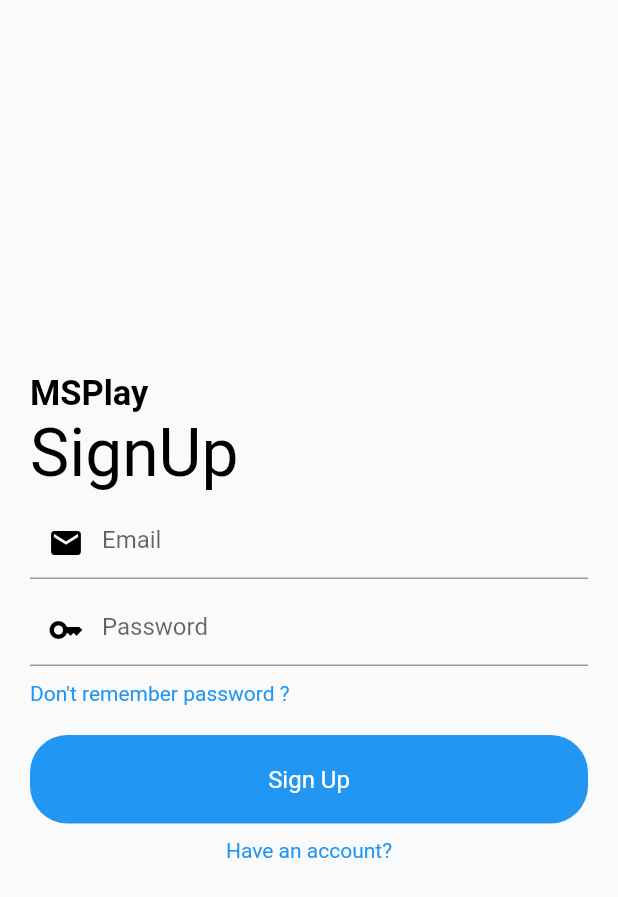
After one commit to cubo142/Online_Music_Player, a Flutter app: the screen it shows after launch, after a tap on "Don't have an account? Create", on a phone screen of 412 x 824 dp. The commit adds this screen. Shown: the top 897 px of the screen. Run offline on Flutter 3.47's test engine with Material 2 defaults, Android fonts, the phone set to English and light mode, and no system bars; our stand-ins replace audioplayers, firebase_auth, firebase_core, fluttertoast; accounts and stored records are empty; network calls fail.

Commit message:
+Sign Up, Authentication

```diff
--- /dev/null
+++ b/lib/Services/AuthenticationService.dart
@@ -0,0 +1,48 @@
+import 'package:firebase_auth/firebase_auth.dart';
+import 'package:flutter/cupertino.dart';
+
+class AuthenticationServices {
+  final FirebaseAuth _auth = FirebaseAuth.instance;
+
+  //Sign In
+  static Future<User?> SignInWithEmailPassword(
+      {required String email,
+      required String password,
+      required BuildContext context}) async {
+    FirebaseAuth auth = FirebaseAuth.instance;
+    User? user;
+    try {
+      UserCredential userCredential = await auth.signInWithEmailAndPassword(
+          email: email, password: password);
+      user = userCredential.user;
+    } on FirebaseAuthException catch (e) {
+      if (e.code == "user-not-found") {
+        print("Email does not exist");
+      }
+    }
+    return user;
+  }
+
+  //Sign Up
+
+  static Future<User?> SignUpWithEmailPassword(
+      {required String email,
+      required String password,
+      required BuildContext context}) async {
+    FirebaseAuth auth = FirebaseAuth.instance;
+    User? user;
+    try {
+      UserCredential userCredential = await auth.createUserWithEmailAndPassword(
+          email: email, password: password);
+      user = userCredential.user;
+    } on FirebaseAuthException catch (e) {
+      print(e.message);
+    }
+    return user;
+  }
+
+  //Sign Out not complete
+  Future<void> signOut() async {
+    await _auth.signOut();
+  }
+}
--- a/lib/login/components/login_form.dart
+++ b/lib/login/components/login_form.dart
@@ -2,7 +2,8 @@ import 'package:firebase_auth/firebase_auth.dart';
 import 'package:firebase_core/firebase_core.dart';
 import 'package:flutter/material.dart';
 import 'package:online_music_player/my_home_page.dart';
-
+import 'package:online_music_player/signup/signup.dart';
+import 'package:online_music_player/Services/AuthenticationService.dart';
 
 class Body extends StatefulWidget {
   const Body({Key? key}) : super(key: key);
@@ -17,6 +18,7 @@ class _BodyState extends State<Body> {
     FirebaseApp firebaseApp = await Firebase.initializeApp();
     return firebaseApp;
   }
+
   @override
   Widget build(BuildContext context) {
     return Scaffold(
@@ -43,25 +45,6 @@ class LoginForm extends StatefulWidget {
 }
 
 class _LoginFormState extends State<LoginForm> {
-  //Login function
-  static Future<User?> loginUsingEmailPassword(
-      {required String email,
-      required String password,
-      required BuildContext context}) async {
-    FirebaseAuth auth = FirebaseAuth.instance;
-    User? user;
-    try {
-      UserCredential userCredential = await auth.signInWithEmailAndPassword(
-          email: email, password: password);
-      user = userCredential.user;
-    } on FirebaseAuthException catch (e) {
-      if (e.code == "user-not-found") {
-        print("Email does not exist");
-      }
-    }
-    return user;
-  }
-
   @override
   Widget build(BuildContext context) {
     //Textfield Controller
@@ -69,7 +52,7 @@ class _LoginFormState extends State<LoginForm> {
     TextEditingController _passwordController = TextEditingController();
 
     return Padding(
-      padding: EdgeInsets.all(16.0),
+      padding: EdgeInsets.all(20.0),
       child: Column(
         mainAxisAlignment: MainAxisAlignment.center,
         crossAxisAlignment: CrossAxisAlignment.start,
@@ -108,21 +91,40 @@ class _LoginFormState extends State<LoginForm> {
             width: double.infinity,
             child: RawMaterialButton(
               onPressed: () async {
-                User? user = await loginUsingEmailPassword(email: _emailController.text, password: _passwordController.text, context: context);
+                User? user =
+                    await AuthenticationServices.SignInWithEmailPassword(
+                        email: _emailController.text,
+                        password: _passwordController.text,
+                        context: context);
                 print(user);
-                if(user != null){
-                  Navigator.of(context).pushReplacementNamed(MyHomePage.routeName);
+                if (user != null) {
+                  Navigator.of(context)
+                      .pushReplacementNamed(MyHomePage.routeName);
                 }
               },
               fillColor: Color(0xFF2196F3),
               elevation: 0.0,
               padding: EdgeInsets.symmetric(vertical: 20),
-              child: Text("SignIn",
+              child: Text("SIGN IN",
                   style: TextStyle(color: Colors.white, fontSize: 16)),
               shape: RoundedRectangleBorder(
-                  borderRadius: BorderRadius.circular(12)),
+                  borderRadius: BorderRadius.circular(25)),
             ),
           ),
+          SizedBox(
+            height: 10,
+          ),
+          Container(
+              alignment: Alignment.center,
+              child: InkWell(
+                onTap: () {
+                  Navigator.of(context).pushNamed(SignUpPage.routeName);
+                },
+                child: Text(
+                  "Don't have an account? Create",
+                  style: TextStyle(color: Colors.blue),
+                ),
+              ))
         ],
       ),
     );
--- a/lib/routes.dart
+++ b/lib/routes.dart
@@ -2,9 +2,11 @@ import 'package:flutter/cupertino.dart';
 import 'package:online_music_player/detail_audio_page.dart';
 import 'package:online_music_player/login/login_page.dart';
 import 'package:online_music_player/my_home_page.dart';
+import 'package:online_music_player/signup/signup.dart';
 
 final Map<String, WidgetBuilder> route = {
   DetailAudioPage.routeName: (context) => DetailAudioPage(),
   MyHomePage.routeName: (context) => MyHomePage(),
   LoginPage.routeName: (context) => LoginPage(),
+  SignUpPage.routeName:(context) => SignUpPage(),
 };
--- /dev/null
+++ b/lib/signup/signup.dart
@@ -0,0 +1,117 @@
+import 'package:firebase_auth/firebase_auth.dart';
+import 'package:firebase_core/firebase_core.dart';
+import 'package:flutter/cupertino.dart';
+import 'package:flutter/material.dart';
+import 'package:online_music_player/login/login_page.dart';
+import 'package:online_music_player/Services/AuthenticationService.dart';
+
+final FirebaseAuth _auth = FirebaseAuth.instance;
+
+class SignUpPage extends StatefulWidget {
+  const SignUpPage({Key? key}) : super(key: key);
+  static String routeName = "/signup";
+  @override
+  State<SignUpPage> createState() => _SignUpPageState();
+}
+
+class _SignUpPageState extends State<SignUpPage> {
+  final TextEditingController _emailController = new TextEditingController();
+  final TextEditingController _passwordController = new TextEditingController();
+  final TextEditingController _nameController = new TextEditingController();
+  @override
+  Widget build(BuildContext context) {
+    return new Scaffold(
+      body: Padding(
+        padding: EdgeInsets.all(20.0),
+        child: Column(
+          mainAxisAlignment: MainAxisAlignment.center,
+          crossAxisAlignment: CrossAxisAlignment.start,
+          children: [
+            Text(
+              "MSPlay",
+              style: TextStyle(
+                  color: Colors.black,
+                  fontSize: 23,
+                  fontWeight: FontWeight.bold),
+            ),
+            Text("SignUp",
+                style: TextStyle(color: Colors.black, fontSize: 44.0)),
+            SizedBox(height: 10),
+            TextFormField(
+              keyboardType: TextInputType.emailAddress,
+              controller: _emailController,
+              validator: (value) {
+                if (value == null) {
+                  return 'Email cannot be empty';
+                } else
+                  return null;
+              },
+              decoration: const InputDecoration(
+                hintText: "Email",
+                prefixIcon: Icon(Icons.mail, color: Colors.black),
+              ),
+            ),
+            SizedBox(height: 10),
+            TextFormField(
+              obscureText: true,
+              controller: _passwordController,
+              validator: (value) {
+                if (value == null) {
+                  return 'password cannot be empty';
+                } else
+                  return null;
+              },
+              decoration: const InputDecoration(
+                hintText: "Password",
+                prefixIcon: Icon(Icons.key, color: Colors.black),
+              ),
+            ),
+            SizedBox(height: 10),
+            Text(
+              "Don't remember password ?",
+              style: TextStyle(color: Colors.blue),
+            ),
+            SizedBox(height: 20),
+            Container(
+              width: double.infinity,
+              child: RawMaterialButton(
+                onPressed: () async {
+                  User? user =
+                      await AuthenticationServices.SignUpWithEmailPassword(
+                          email: _emailController.text,
+                          password: _passwordController.text,
+                          context: context);
+                  if (user != null) {
+                    Navigator.of(context)
+                        .pushReplacementNamed(LoginPage.routeName);
+                  }
+                },
+                fillColor: Color(0xFF2196F3),
+                elevation: 0.0,
+                padding: EdgeInsets.symmetric(vertical: 20),
+                child: Text("Sign Up",
+                    style: TextStyle(color: Colors.white, fontSize: 16)),
+                shape: RoundedRectangleBorder(
+                    borderRadius: BorderRadius.circular(25)),
+              ),
+            ),
+            SizedBox(
+              height: 10,
+            ),
+            Container(
+                alignment: Alignment.center,
+                child: InkWell(
+                  onTap: () {
+                    Navigator.of(context).pushNamed(LoginPage.routeName);
+                  },
+                  child: Text(
+                    "Have an account?",
+                    style: TextStyle(color: Colors.blue),
+                  ),
+                ))
+          ],
+        ),
+      ),
+    );
+  }
+}
--- a/pubspec.yaml
+++ b/pubspec.yaml
@@ -39,6 +39,7 @@ dependencies:
   # Firebase auth and firebase core
   firebase_core: ^1.16.0
   firebase_auth: ^3.3.17
+  provider: ^6.0.2
 dev_dependencies:
   flutter_test:
     sdk: flutter
@@ -66,6 +67,7 @@ flutter:
     - lib/assets/
     - lib/assets/img/
     - lib/assets/json/
+    - Services/
   #     - img/a_dot_ham.jpeg
 
   # An image asset can refer to one or more resolution-specific "variants", see
```
Also changed, not shown: lib/main.dart (+5 -4 lines), lib/my_home_page.dart (+10 -2 lines), pubspec.lock.
